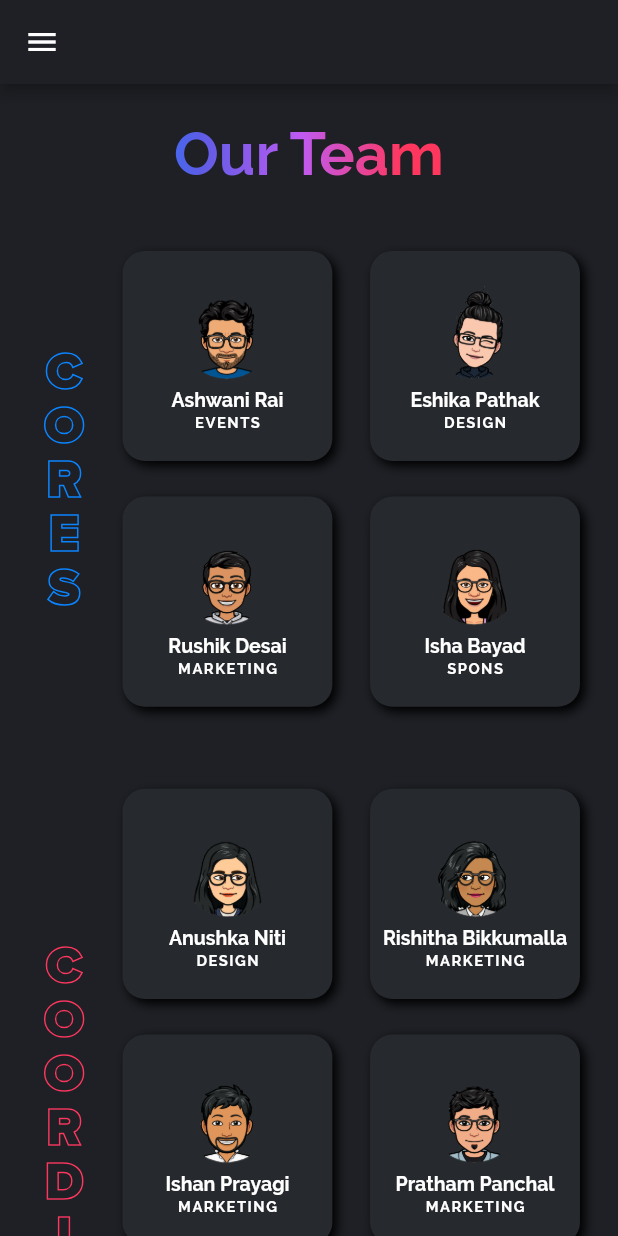
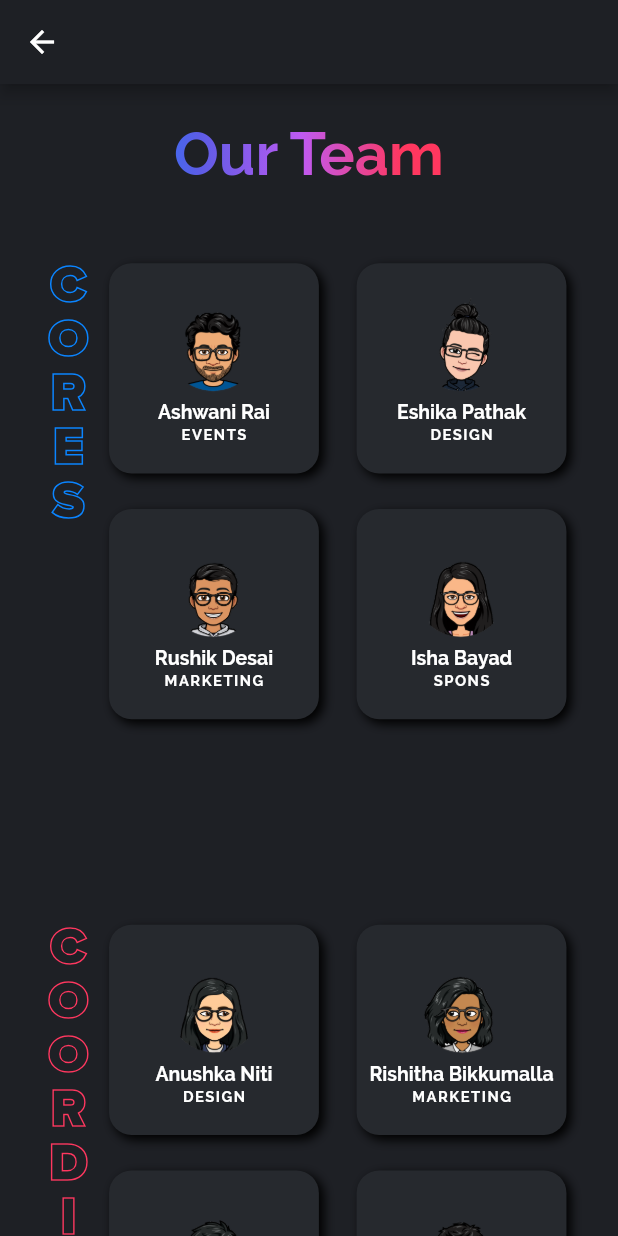
Before and after one commit to GautamV234/Blithchron, a Flutter app: the OurTeamScreen screen opened by its route, on a phone screen of 412 x 824 dp. Run offline on Flutter 3.47's test engine with Material 2 defaults, Android fonts, the phone set to English and light mode, and no system bars; missing offline and left inert: vs_scrollbar.

Commit message:
OurTeamsScreen_Issues_Container_Size

```diff
--- a/lib/Screens/OurTeamScreen.dart
+++ b/lib/Screens/OurTeamScreen.dart
@@ -1,6 +1,5 @@
 import 'package:flutter/material.dart';
 import '../Widgets/OurTeamItem.dart';
-import '../Widgets/MyDrawer.dart';
 
 class OurTeamScreen extends StatelessWidget {
   // @override
@@ -100,7 +99,6 @@ class OurTeamScreen extends StatelessWidget {
     );
 
     return Scaffold(
-      drawer: MyDrawer(),
       backgroundColor: Color(0xff1e2025),
       appBar: AppBar(
         backgroundColor: Color(0xff1e2025),
@@ -121,11 +119,12 @@ class OurTeamScreen extends StatelessWidget {
                   ),
                 ),
                 SizedBox(
-                  height: _screenHeight * 0.0479,
+                  height: _screenHeight * 0.0579,
                 ),
                 SafeArea(
                   child: Container(
-                    height: _screenHeight * 0.3793,
+                    // height: _screenHeight * 0.3793,
+                    height: _screenHeight * 0.4793,
                     width: _screenWidth * 0.9,
                     alignment: Alignment.centerLeft,
                     child: Row(
@@ -136,8 +135,8 @@ class OurTeamScreen extends StatelessWidget {
                           padding: EdgeInsets.fromLTRB(_screenWidth * 0.0207, 0,
                               _screenWidth * 0.0207, 0),
                           child: Container(
-                            width: _screenWidth * 0.10185,
-                            alignment: Alignment.centerLeft,
+                            width: _screenWidth * 0.08,
+                            alignment: Alignment.topCenter,
                             child: Text(
                               'C\nO\nR\nE\nS',
                               style: TextStyle(
@@ -183,7 +182,8 @@ class OurTeamScreen extends StatelessWidget {
                 ),
                 SafeArea(
                   child: Container(
-                    height: _screenHeight * 0.7746,
+                    // height: _screenHeight * 0.7746,
+                    height: _screenHeight * 0.93,
                     width: _screenWidth * 0.9,
                     alignment: Alignment.centerLeft,
                     child: Row(
@@ -194,8 +194,8 @@ class OurTeamScreen extends StatelessWidget {
                           padding: EdgeInsets.fromLTRB(_screenWidth * 0.0207, 0,
                               _screenWidth * 0.0207, 0),
                           child: Container(
-                            width: _screenWidth * 0.10185,
-                            alignment: Alignment.centerLeft,
+                            width: _screenWidth * 0.08,
+                            alignment: Alignment.topCenter,
                             child: Text(
                               'C\nO\nO\nR\nD\nI\nN\nA\nT\nO\nR\nS',
                               style: TextStyle(
```
